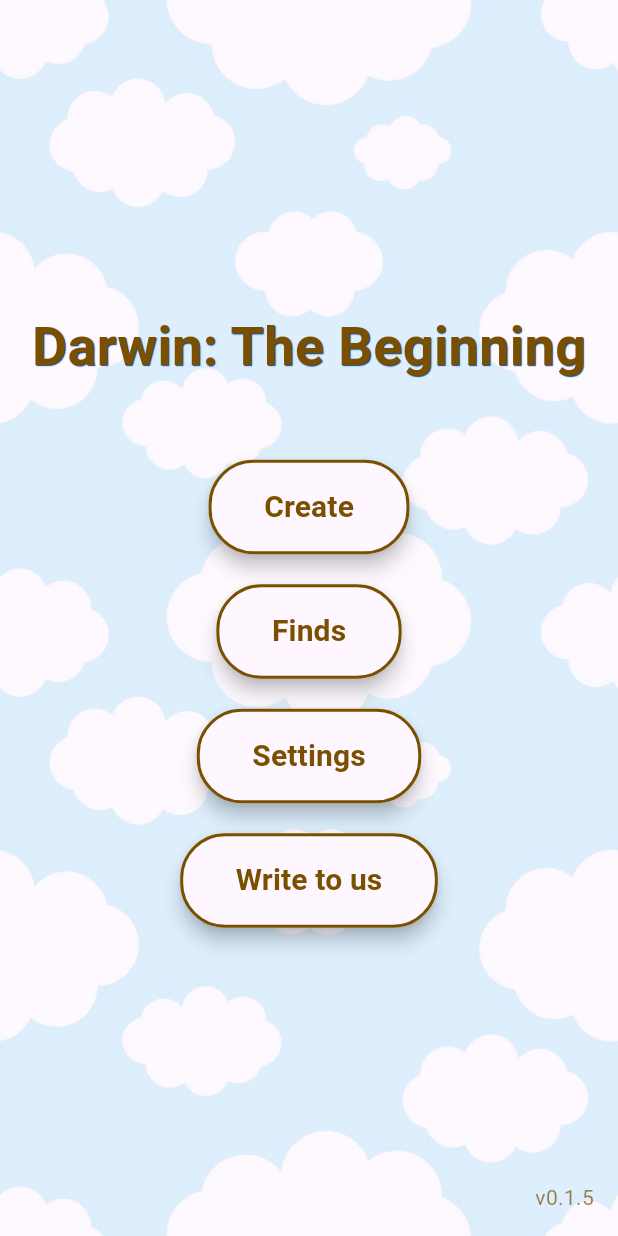
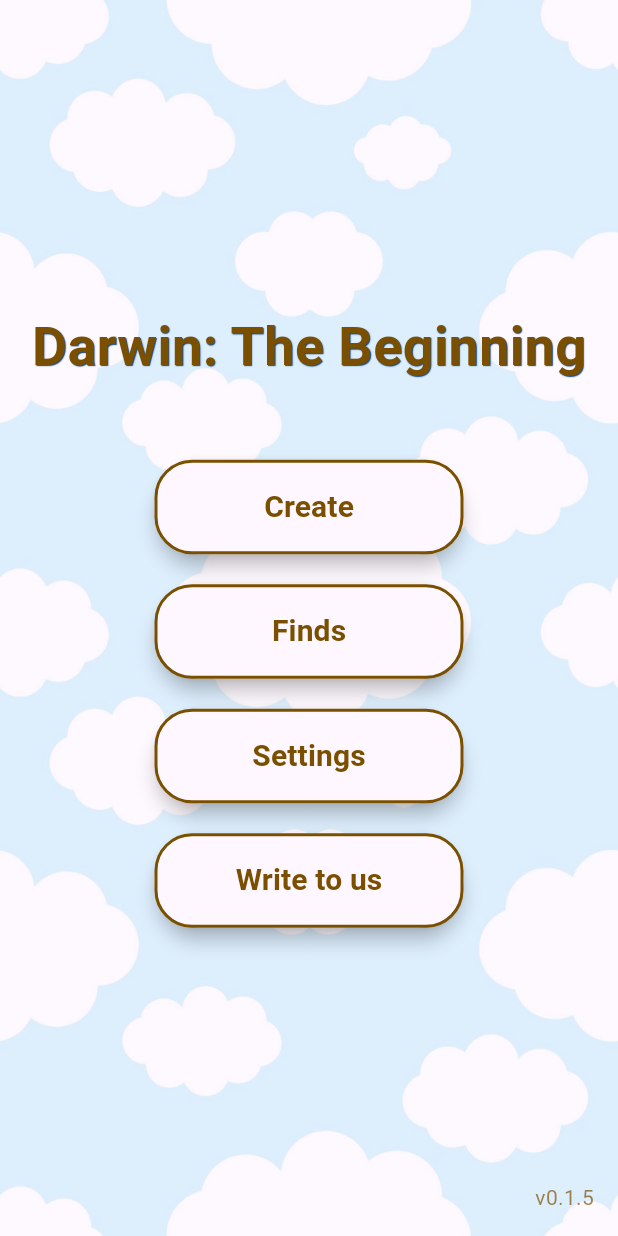
Before and after one commit to koras/darwin, a Flutter app: the screen it shows after launch, on a phone screen of 412 x 824 dp. Run offline on Flutter 3.47's test engine with Material 3 defaults, Android fonts, the phone set to English and light mode, and no system bars; our stand-ins replace audioplayers, bloc, flutter_bloc, hive, hive_flutter, in_app_purchase; missing offline and left inert: in_app_purchase_android, in_app_purchase_storekit; accounts and stored records are empty; statements that could not run were skipped.

Commit message:
кнопки на главном меню

```diff
--- a/lib/constants/icons.dart
+++ b/lib/constants/icons.dart
@@ -4,4 +4,5 @@ class IconsGame {
   static const star = 'assets/icons/star.png';
   static const showMerge = 'icons/show_merge.png';
   static const home = 'icons/home.png';
+  static const settings = 'icons/settings.png';
 }
--- a/lib/l10n/app_ru.arb
+++ b/lib/l10n/app_ru.arb
@@ -15,7 +15,6 @@
     "description": "Сообщение об ошибке неверного формата email"
   },
   "emailValidationError": "Введите корректный email",
-
 
   "@contactUs": {
     "description": "Заголовок раздела связи с нами"
--- a/lib/screens/main_menu.dart
+++ b/lib/screens/main_menu.dart
@@ -49,6 +49,7 @@ class MainMenu extends StatelessWidget {
 
                   // Кнопка "Играть"
                   buildRoundedButton(
+                    context,
                     AppLocalizations.of(context)!.startGame,
                     () {
                       // Действие при нажатии
@@ -63,18 +64,23 @@ class MainMenu extends StatelessWidget {
                   SizedBox(height: 20),
 
                   // Кнопка "Находки"
-                  buildRoundedButton(AppLocalizations.of(context)!.finds, () {
+                  buildRoundedButton(
+                    context,
+                    AppLocalizations.of(context)!.finds,
+                    () {
                       Navigator.push(
                         context,
                         MaterialPageRoute(
                           builder: (context) => CombinationsPage(),
                         ),
                       );
-                  }),
+                    },
+                  ),
 
                   SizedBox(height: 20),
                   // Кнопка "Находки"
                   buildRoundedButton(
+                    context,
                     AppLocalizations.of(context)!.settings,
                     () {
                       Navigator.push(
@@ -87,6 +93,7 @@ class MainMenu extends StatelessWidget {
                   SizedBox(height: 20),
                   // Кнопка "Находки"
                   buildRoundedButton(
+                    context,
                     AppLocalizations.of(context)!.writeToUs,
                     () {
                       Navigator.push(
--- a/lib/screens/show_merge.dart
+++ b/lib/screens/show_merge.dart
@@ -18,6 +18,7 @@ class CombinationsPage extends StatelessWidget {
     return Scaffold(
       bottomNavigationBar: const CustomBottomAppBar(),
       appBar: AppBar(
+        automaticallyImplyLeading: false,
         title: Text(AppLocalizations.of(context)!.merge_all_title),
         centerTitle: true,
       ),
--- a/lib/widgets/rounded_button.dart
+++ b/lib/widgets/rounded_button.dart
@@ -1,13 +1,22 @@
 import 'package:flutter/material.dart';
 
-Widget buildRoundedButton(String text, VoidCallback onPressed) {
+Widget buildRoundedButton(
+  BuildContext context,
+  String text,
+  VoidCallback onPressed,
+) {
   final Color textColor = const Color.fromARGB(255, 122, 80, 0);
-  return Material(
+  return Padding(
+    padding: EdgeInsets.symmetric(
+      horizontal: MediaQuery.of(context).size.width * 0.25,
+    ),
+    child: Material(
       borderRadius: BorderRadius.circular(30),
       elevation: 5,
       child: Container(
+        width: double.infinity, // Занимает всю доступную ширину
         decoration: BoxDecoration(
-        borderRadius: BorderRadius.circular(30),
+          borderRadius: BorderRadius.circular(25),
           border: Border.all(color: textColor, width: 2),
         ),
         child: ElevatedButton(
@@ -31,5 +40,6 @@ Widget buildRoundedButton(String text, VoidCallback onPressed) {
           ),
         ),
       ),
+    ),
   );
 }
```
Also changed, not shown: lib/screens/settings.dart (+12 -3 lines), lib/widgets/bottom_app_bar_widget.dart (+16 -3 lines), assets/icons/settings.png (added). Lines whose indentation alone changed are shown as unchanged.
